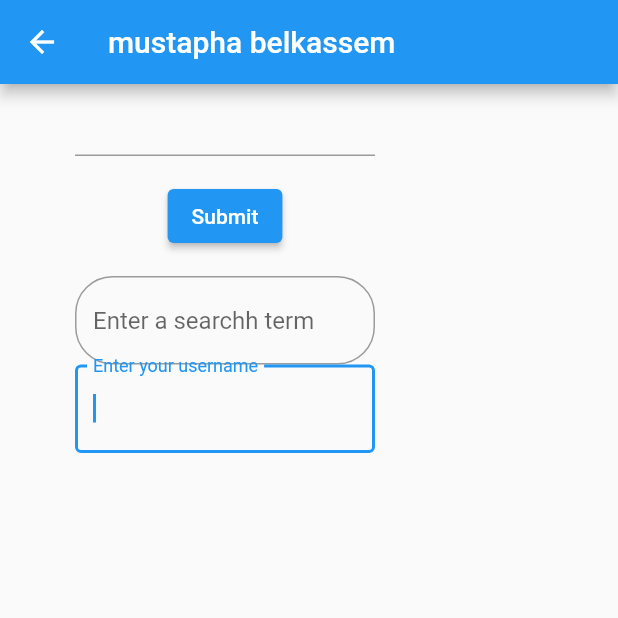
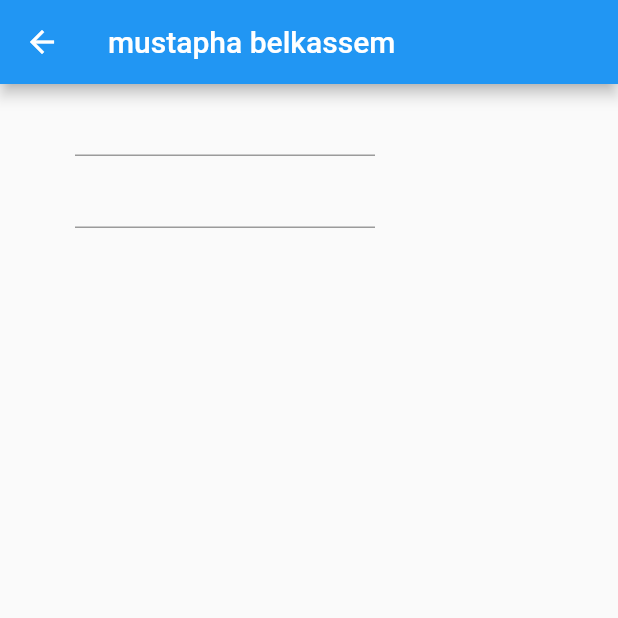
Before and after one commit to developython14/right_app_mobile, a Flutter app: the screen it shows after launch, on a phone screen of 412 x 824 dp, the top half of it. Run offline on Flutter 3.47's test engine with Material 2 defaults, Android fonts, the phone set to English and light mode, and no system bars; our stand-ins replace carousel_slider, flutter_svg.

Commit message:
trying every  widgets in flutter

```diff
--- a/lib/pages/signup/signup.dart
+++ b/lib/pages/signup/signup.dart
@@ -33,6 +33,27 @@ class MyCustomFormState extends State<MyCustomForm> {
   // Note: This is a `GlobalKey<FormState>`,
   // not a GlobalKey<MyCustomFormState>.
   final _formKey = GlobalKey<FormState>();
+  final myController = TextEditingController();
+
+  @override
+  void initState() {
+    super.initState();
+
+    // Start listening to changes.
+    myController.addListener(_printLatestValue);
+  }
+
+  @override
+  void dispose() {
+    // Clean up the controller when the widget is removed from the
+    // widget tree.
+    myController.dispose();
+    super.dispose();
+  }
+
+  void _printLatestValue() {
+    print('Second text field: ${myController.text}');
+  }
 
   @override
   Widget build(BuildContext context) {
@@ -43,6 +64,9 @@ class MyCustomFormState extends State<MyCustomForm> {
         children: <Widget>[
           // Add TextFormFields and ElevatedButton here.
           TextFormField(
+            onChanged: (text) {
+              print('rah ytebdel lfield field: $text');
+            },
             // The validator receives the text that the user has entered.
             validator: (value) {
               if (value == null || value.isEmpty) {
@@ -51,37 +75,8 @@ class MyCustomFormState extends State<MyCustomForm> {
               return null;
             },
           ),
-          Padding(
-            padding: const EdgeInsets.symmetric(vertical: 16.0),
-            child: ElevatedButton(
-              onPressed: () {
-                // Validate returns true if the form is valid, or false otherwise.
-                if (_formKey.currentState!.validate()) {
-                  // If the form is valid, display a snackbar. In the real world,
-                  // you'd often call a server or save the information in a database.
-                  ScaffoldMessenger.of(context).showSnackBar(
-                    const SnackBar(content: Text('Processing Data')),
-                  );
-                }
-              },
-              child: const Text('Submit'),
-            ),
-          ),
           TextField(
-            decoration: InputDecoration(
-              border: OutlineInputBorder(
-                  borderRadius: BorderRadius.circular(25),
-                  borderSide:
-                      BorderSide(color: Color.fromARGB(255, 231, 11, 11))),
-              hintText: 'Enter a searchh term',
-            ),
-          ),
-          TextFormField(
-            autofocus: true,
-            decoration: const InputDecoration(
-              border: OutlineInputBorder(),
-              labelText: 'Enter your username',
-            ),
+            controller: myController,
           ),
         ],
       ),
```
